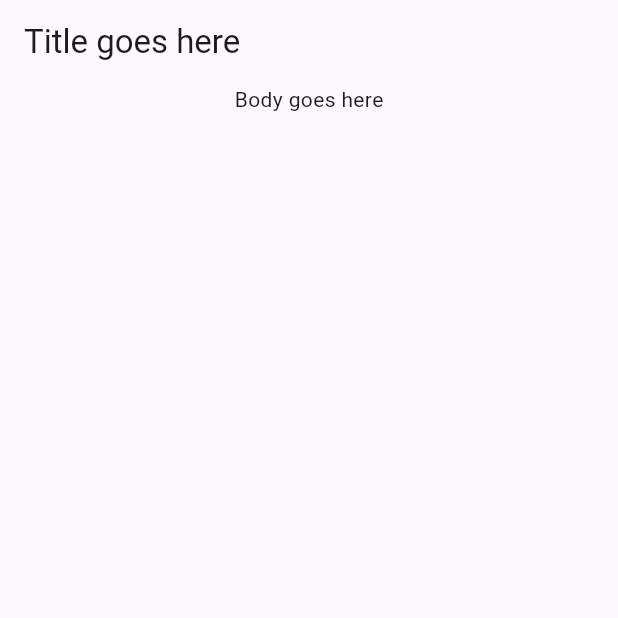
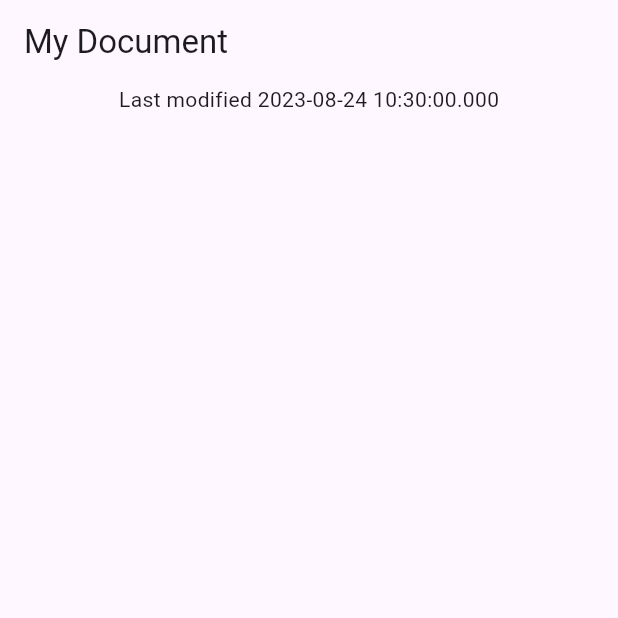
Before and after one commit to LionnelT/flutter_patterns_and_records, a Flutter app: the screen it shows after launch, on a phone screen of 412 x 824 dp, the top half of it. Run offline on Flutter 3.47's test engine with Material 2 defaults, Android fonts, the phone set to English and light mode, and no system bars.

Commit message:
created and returned records

```diff
--- a/lib/data.dart
+++ b/lib/data.dart
@@ -3,6 +3,13 @@
 class Document {
   final Map<String, Object?> _json;
   Document() : _json = jsonDecode(documentJson);
+
+  (String, {DateTime modified}) get metadata {
+    const title = 'My Document';
+    final now = DateTime.now();
+
+    return (title, modified: now);
+  }
 }
 
 const documentJson = '''
--- a/lib/main.dart
+++ b/lib/main.dart
@@ -30,14 +30,18 @@
 
   @override
   Widget build(BuildContext context) {
+    final metadataRecord = document.metadata;
+
     return Scaffold(
       appBar: AppBar(
-        title: const Text('Title goes here'),
+        title: Text(metadataRecord.$1),
       ),
-      body: const Column(
+      body: Column(
         children: [
           Center(
-            child: Text('Body goes here'),
+            child: Text(
+              'Last modified ${metadataRecord.modified}',
+            ),
           ),
         ],
       ),
```
